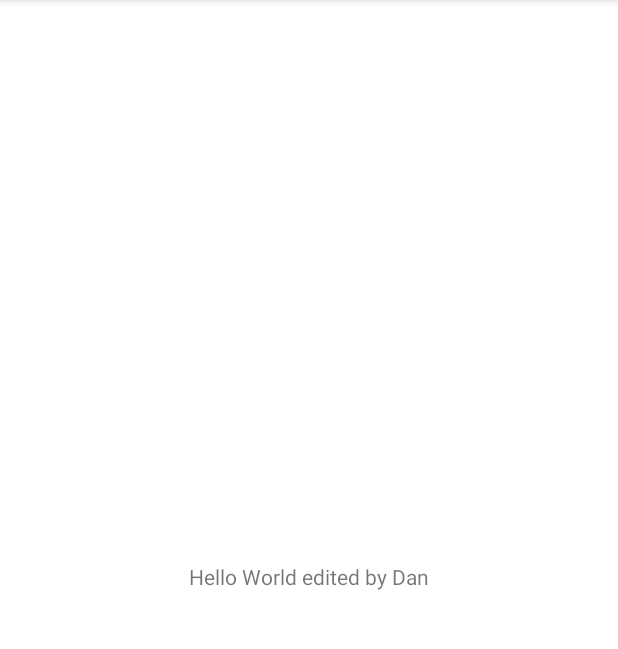
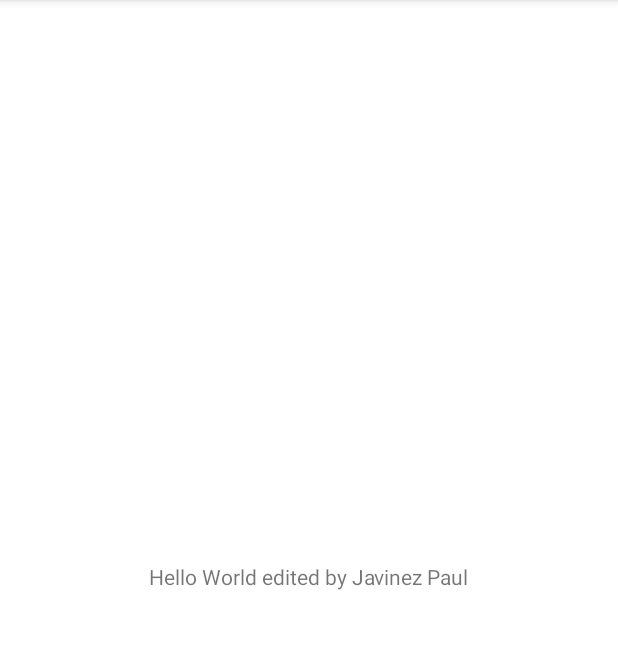
Before and after one commit to itechpaulj/gportal, an Android app: the screen it shows after launch (MainActivity), on a phone screen of 412 x 824 dp, the part 84-733 px from its top. Run offline under Robolectric (Android 15) with nearby library versions, the phone set to English and light mode, and no system bars.

Commit message:
Update activity_main.xml

```diff
--- a/app/src/main/res/layout/activity_main.xml
+++ b/app/src/main/res/layout/activity_main.xml
@@ -3,13 +3,12 @@
     xmlns:app="http://schemas.android.com/apk/res-auto"
     xmlns:tools="http://schemas.android.com/tools"
     android:layout_width="match_parent"
-    android:layout_height="match_parent"
-    tools:context=".MainActivity">
+    android:layout_height="match_parent">
 
     <TextView
         android:layout_width="wrap_content"
         android:layout_height="wrap_content"
-        android:text="Hello World edited by Dan"
+        android:text="Hello World edited by Javinez Paul"
         app:layout_constraintBottom_toBottomOf="parent"
         app:layout_constraintLeft_toLeftOf="parent"
         app:layout_constraintRight_toRightOf="parent"
```
